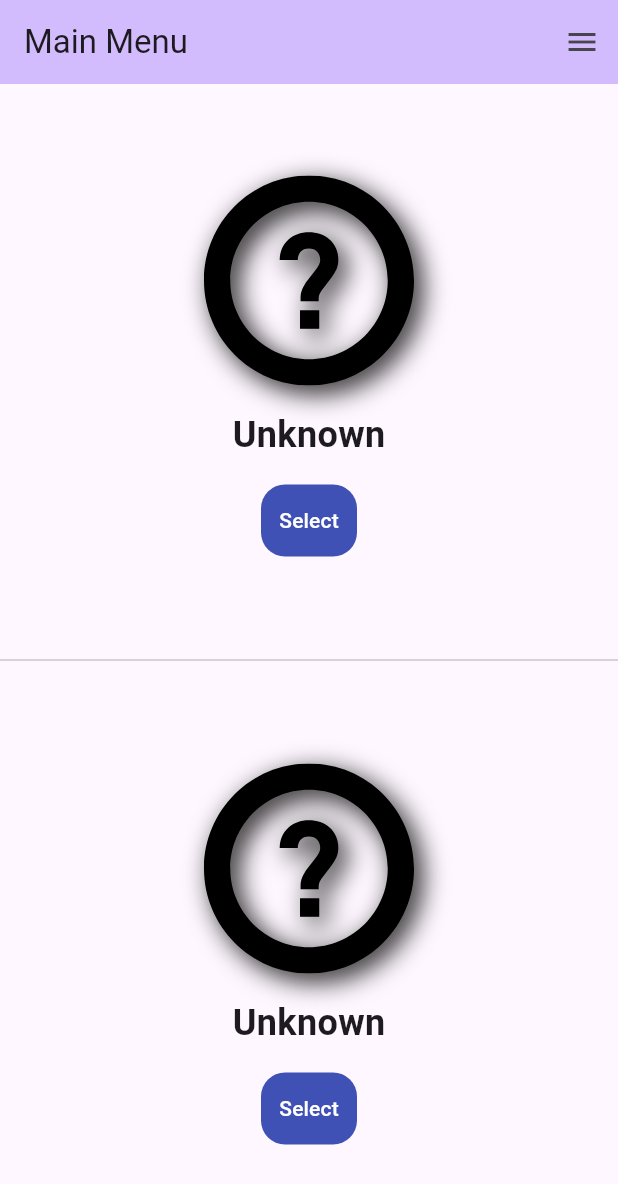
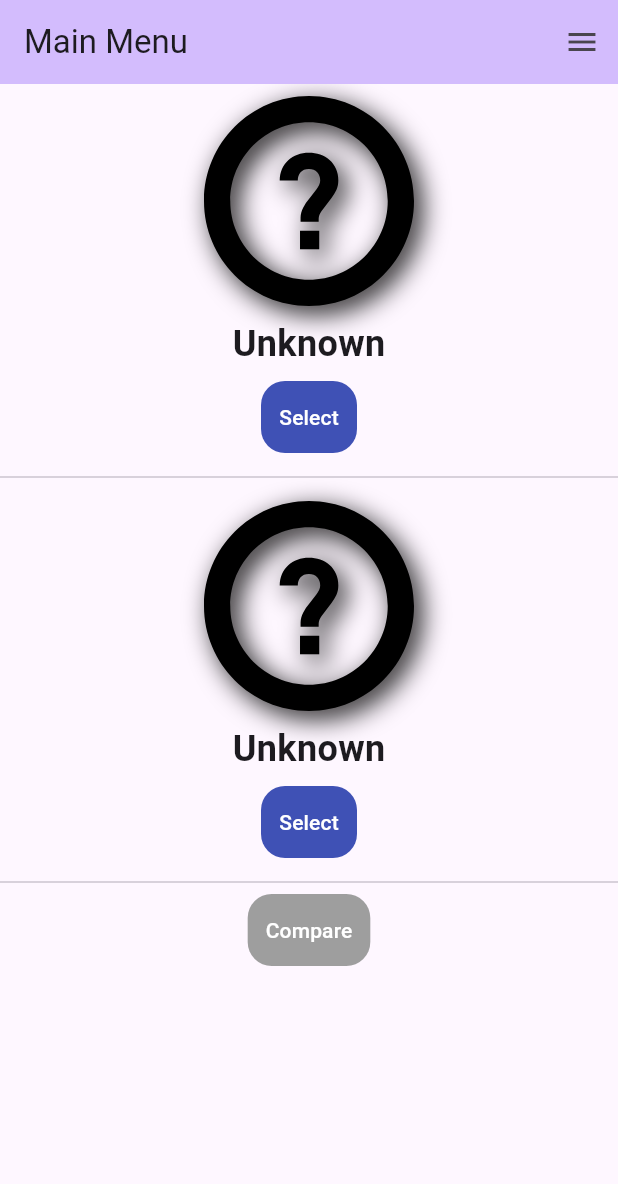
Before and after one commit to Kate941-su/world_info_flutter, a Flutter app: the screen it shows after launch, on a phone screen of 412 x 824 dp. Shown: the top 1184 px of the screen. Run offline on Flutter 3.47's test engine with Material 3 defaults, Android fonts, the phone set to English and light mode, and no system bars; drawn by our look-alikes of simple_shadow; our stand-ins replace flutter_bloc, flutter_hooks, flutter_svg, freezed_annotation; generated files the repository leaves out were written again.

Commit message:
add: comparable button

```diff
--- a/lib/blocs/bottom_country_select_bloc.dart
+++ b/lib/blocs/bottom_country_select_bloc.dart
@@ -3,7 +3,6 @@ import 'package:rate_converter_flutter/blocs/event/bottom_country_select_event.d
 import 'package:rate_converter_flutter/constant/country_code_constant.dart';
 import 'package:rate_converter_flutter/models/country.dart';
 
-import 'event/top_country_select_event.dart';
 import 'state/bottom_country_select_state.dart';
 
 class BottomCountrySelectBloc
@@ -13,8 +12,8 @@ class BottomCountrySelectBloc
             country: Country(code: CountryCode.UNTIL))) {
     on<BottomCountrySelectEvent>((event, emit) {
       event.when(bottomCountryChangeEvent: (country) {
-        print('TODO: bottomCountryChangeEvent');
-        return emit(state.copyWith(country: country));
+        final newState = state.copyWith(country: country);
+        return emit(newState);
       });
     });
   }
--- a/lib/blocs/position_select_bloc.dart
+++ b/lib/blocs/position_select_bloc.dart
@@ -1,16 +1,13 @@
 import 'package:flutter_bloc/flutter_bloc.dart';
 import 'package:rate_converter_flutter/blocs/event/position_select_event.dart';
-import 'package:rate_converter_flutter/blocs/state/main_screen_state.dart';
 import 'package:rate_converter_flutter/blocs/state/position_select_state.dart';
 
-import 'event/main_screen_state_event.dart';
 
 class PositionSelectBloc
     extends Bloc<PositionSelectEvent, PositionSelectState> {
   PositionSelectBloc()
       : super(const PositionSelectState(positionState: PositionSelect.top())) {
     on<PositionSelectEvent>((event, emit) {
-      print('Now state is ${state.positionState}');
       return emit(state.copyWith(positionState: event.position));
     });
   }
--- a/lib/ui/country_list_view.dart
+++ b/lib/ui/country_list_view.dart
@@ -10,16 +10,16 @@ import 'package:rate_converter_flutter/blocs/position_select_bloc.dart';
 import 'package:rate_converter_flutter/blocs/state/main_screen_state.dart';
 import 'package:rate_converter_flutter/blocs/state/position_select_state.dart';
 import 'package:rate_converter_flutter/blocs/top_country_select_bloc.dart';
-import 'package:rate_converter_flutter/constant/country_code_constant.dart';
 import 'package:rate_converter_flutter/country_list.dart';
-import 'package:rate_converter_flutter/gen/assets.gen.dart';
 import 'package:flutter_svg/flutter_svg.dart';
 
 import '../blocs/event/main_screen_state_event.dart';
 import '../models/country.dart';
 
 class CountryListView extends HookWidget {
-  CountryListView({super.key});
+  CountryListView({
+    super.key
+  });
 
   final list = List<String>.generate(20, (index) => "null");
 
@@ -34,8 +34,6 @@ class CountryListView extends HookWidget {
       textEditingController.text = searchFieldListenable.text;
     }, [searchFieldListenable]);
 
-    return BlocBuilder<MainScreenStateBloc, MainScreenState>(
-        builder: (context, state) {
     return Scaffold(
       appBar: AppBar(
           backgroundColor: Theme.of(context).colorScheme.inversePrimary,
@@ -61,7 +59,6 @@ class CountryListView extends HookWidget {
                     context.read<MainScreenStateBloc>().add(
                         const MainScreenStateEvent.screenStateChangeEvent(
                             screenType: MainScreenType.top()));
-                      print('state will be ${state.screenType}');
                   },
                   icon: const Icon(Icons.back_hand))
           ]),
@@ -72,7 +69,6 @@ class CountryListView extends HookWidget {
         },
       ),
     );
-    });
   }
 }
 
--- /dev/null
+++ b/lib/ui/country_page/color_text_button.dart
@@ -0,0 +1,34 @@
+import 'package:flutter/cupertino.dart';
+import 'package:flutter/material.dart';
+
+class ColorTextButton extends StatelessWidget {
+  const ColorTextButton({
+    required this.text,
+    required this.textColor,
+    required this.buttonColor,
+    required this.onTap,
+
+    super.key
+  });
+
+  final String text;
+  final Color textColor;
+  final Color buttonColor;
+  final VoidCallback onTap;
+
+  @override
+  Widget build(BuildContext context) {
+    return Container(
+      decoration: BoxDecoration(
+          color: buttonColor,
+          borderRadius: const BorderRadius.all(Radius.circular(16))),
+      child: TextButton(
+        onPressed: onTap,
+        child: Text(
+          text,
+          style: TextStyle(color: textColor),
+        ),
+      ),
+    );
+  }
+}
--- a/lib/ui/country_page/country_view.dart
+++ b/lib/ui/country_page/country_view.dart
@@ -1,7 +1,7 @@
 import 'package:flutter/cupertino.dart';
 import 'package:flutter/material.dart';
 import 'package:rate_converter_flutter/constant/country_code_constant.dart';
-import 'package:rate_converter_flutter/gen/assets.gen.dart';
+import 'package:rate_converter_flutter/ui/country_page/color_text_button.dart';
 import 'package:simple_shadow/simple_shadow.dart';
 
 import '../../models/country.dart';
@@ -23,12 +23,11 @@ class CountryView extends StatelessWidget {
             opacity: 0.9,
             offset: const Offset(5, 5),
             sigma: 9,
-            // TODO: required new unknow asset
             child: country.code.image
-                .svg(width: country.code == CountryCode.UNTIL ? 140 : 280),
+                .svg(width: country.code == CountryCode.UNTIL ? 140 : 240),
           ),
           Padding(
-            padding: const EdgeInsets.all(16.0),
+            padding: const EdgeInsets.all(8.0),
             child: Text(
               country.code.name,
               style: const TextStyle(
@@ -37,18 +36,11 @@ class CountryView extends StatelessWidget {
               ),
             ),
           ),
-          Container(
-            decoration: const BoxDecoration(
-                color: Colors.indigo,
-                borderRadius: BorderRadius.all(Radius.circular(16))),
-            child: TextButton(
-              child: const Text(
-                "Select",
-                style: TextStyle(color: Colors.white),
-              ),
-              onPressed: onTap,
-            ),
-          )
+          ColorTextButton(
+              text: 'Select',
+              textColor: Colors.white,
+              buttonColor: Colors.indigo,
+              onTap: onTap)
         ]),
       );
     });
--- a/lib/ui/main_screen.dart
+++ b/lib/ui/main_screen.dart
@@ -1,43 +1,64 @@
 import 'package:flutter/cupertino.dart';
 import 'package:flutter/material.dart';
 import 'package:flutter_bloc/flutter_bloc.dart';
+import 'package:flutter_hooks/flutter_hooks.dart';
 import 'package:rate_converter_flutter/blocs/bottom_country_select_bloc.dart';
 import 'package:rate_converter_flutter/blocs/event/main_screen_state_event.dart';
 import 'package:rate_converter_flutter/blocs/event/position_select_event.dart';
-import 'package:rate_converter_flutter/blocs/event/top_country_select_event.dart';
 import 'package:rate_converter_flutter/blocs/main_screen_state_bloc.dart';
 import 'package:rate_converter_flutter/blocs/position_select_bloc.dart';
 import 'package:rate_converter_flutter/blocs/state/bottom_country_select_state.dart';
-import 'package:rate_converter_flutter/blocs/state/position_select_state.dart';
 import 'package:rate_converter_flutter/blocs/state/top_country_select_state.dart';
 import 'package:rate_converter_flutter/blocs/top_country_select_bloc.dart';
+import 'package:rate_converter_flutter/constant/country_code_constant.dart';
+import 'package:rate_converter_flutter/models/country.dart';
 import 'package:rate_converter_flutter/ui/country_list_view.dart';
+import 'package:rate_converter_flutter/ui/country_page/color_text_button.dart';
 import 'package:rate_converter_flutter/ui/country_page/country_view.dart';
 
-import '../blocs/event/bottom_country_select_event.dart';
 import '../blocs/state/main_screen_state.dart';
 
-class MainScreen extends StatelessWidget {
+class MainScreen extends HookWidget {
   const MainScreen({super.key});
 
   @override
   Widget build(BuildContext context) {
-    return BlocBuilder<MainScreenStateBloc, MainScreenState>(
+    final topCountryCode =
+        useState(const Country(code: CountryCode.UNTIL).code);
+    final bottomCountryCode =
+        useState(const Country(code: CountryCode.UNTIL).code);
+
+    return MultiBlocListener(
+      listeners: [
+        BlocListener<BottomCountrySelectBloc, BottomCountrySelectState>(
+            listener: (context, state) {
+          topCountryCode.value = state.country!.code;
+        }),
+        BlocListener<TopCountrySelectBloc, TopCountrySelectState>(
+            listener: (context, state) {
+          bottomCountryCode.value = state.country!.code;
+        }),
+      ],
+      child: BlocBuilder<MainScreenStateBloc, MainScreenState>(
           builder: (context, state) {
         return state.screenType == const MainScreenType.top()
-          ? const TopViewScaffold()
+            ? TopViewScaffold(
+                isComparable: topCountryCode.value != CountryCode.UNTIL &&
+                    bottomCountryCode.value != CountryCode.UNTIL,
+              )
             : CountryListView();
-    });
+      }),
+    );
   }
 }
 
 class TopViewScaffold extends StatelessWidget {
-  const TopViewScaffold({super.key});
+  const TopViewScaffold({required this.isComparable, super.key});
+
+  final bool isComparable;
 
   @override
   Widget build(BuildContext context) {
-    return BlocBuilder<MainScreenStateBloc, MainScreenState>(
-        builder: (context, state) {
     return Scaffold(
       appBar: AppBar(
           backgroundColor: Theme.of(context).colorScheme.inversePrimary,
@@ -52,23 +73,28 @@ class TopViewScaffold extends StatelessWidget {
                           screenType: MainScreenType.select()));
                 }),
           ]),
-        body: const _TopView(),
+      body: _TopView(
+        isComparable: isComparable,
+      ),
     );
-    });
   }
 }
 
-class _TopView extends StatelessWidget {
-  const _TopView({super.key});
+class _TopView extends HookWidget {
+  const _TopView({required this.isComparable, super.key});
+
+  final bool isComparable;
 
   @override
   Widget build(BuildContext context) {
-    return Column(
+    return SizedBox(
+      width: MediaQuery.of(context).size.width,
+      child: Column(
+        crossAxisAlignment: CrossAxisAlignment.center,
         children: [
           BlocBuilder<TopCountrySelectBloc, TopCountrySelectState>(
               builder: (context, state) {
-          return Expanded(
-            child: CountryView(
+            return CountryView(
                 country: state.country!,
                 onTap: () {
                   context.read<PositionSelectBloc>().add(
@@ -77,25 +103,35 @@ class _TopView extends StatelessWidget {
                   context.read<MainScreenStateBloc>().add(
                       const MainScreenStateEvent.screenStateChangeEvent(
                           screenType: MainScreenType.select()));
+                });
           }),
-          );
-        }),
-        const Divider(),
+          Divider(),
           BlocBuilder<BottomCountrySelectBloc, BottomCountrySelectState>(
               builder: (context, state) {
-          return Expanded(
-              child: CountryView(
+            return CountryView(
               country: state.country!,
               onTap: () {
                 context.read<PositionSelectBloc>().add(
-                  const PositionSelectEvent(position: PositionSelect.bottom()));
+                    const PositionSelectEvent(
+                        position: PositionSelect.bottom()));
                 context.read<MainScreenStateBloc>().add(
                     const MainScreenStateEvent.screenStateChangeEvent(
                         screenType: MainScreenType.select()));
               },
-          ));
+            );
+          }),
+          Divider(),
+          ColorTextButton(
+              text: 'Compare',
+              textColor: Colors.white,
+              buttonColor: isComparable ? Colors.red : Colors.grey,
+              onTap: () {
+                isComparable
+                    ? print("Next Screen")
+                    : print("Toast 'Please choose 2 countries'");
               }),
         ],
+      ),
     );
   }
 }
--- a/pubspec.yaml
+++ b/pubspec.yaml
@@ -33,7 +33,7 @@ dev_dependencies:
   flutter_lints: ^2.0.0
   flutter_gen_runner: ^5.4.0
   flutter_svg: ^2.0.10+1
-
+  unused_import_remover: ^1.0.1
 flutter_gen:
   output: lib/gen/
 
```
Also changed, not shown: lib/main.dart (line endings or trailing spaces), pubspec.lock. Lines whose indentation alone changed are shown as unchanged.
